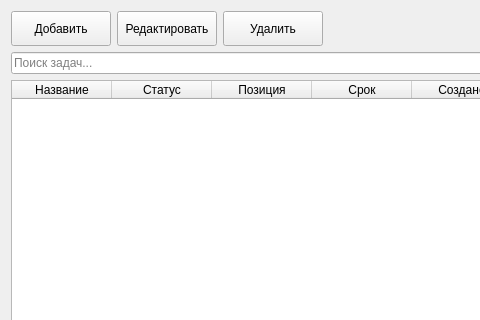
Old version of the form src/client/ui/window_task.ui in the repository formemu/aditim-monitor; both pictures show x 0 to 480 and y 0 to 320 of the 1231 by 800 pixel window.
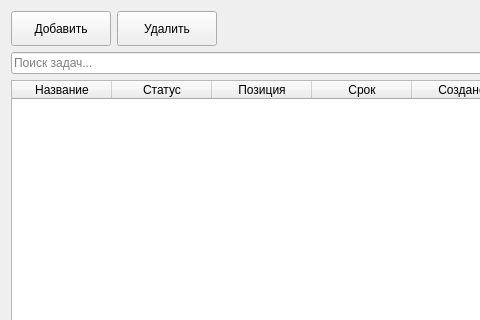
New version of the form.

What changed in the file:
```diff
--- a/src/client/ui/window_task.ui
+++ b/src/client/ui/window_task.ui
@@ -28,19 +28,6 @@
          </property>
         </widget>
        </item>
-       <item>
-        <widget class="QPushButton" name="pushButton_task_edit">
-         <property name="minimumSize">
-          <size>
-           <width>100</width>
-           <height>35</height>
-          </size>
-         </property>
-         <property name="text">
-          <string>Редактировать</string>
-         </property>
-        </widget>
-       </item>
        <item>
         <widget class="QPushButton" name="pushButton_task_delete">
          <property name="minimumSize">
```
